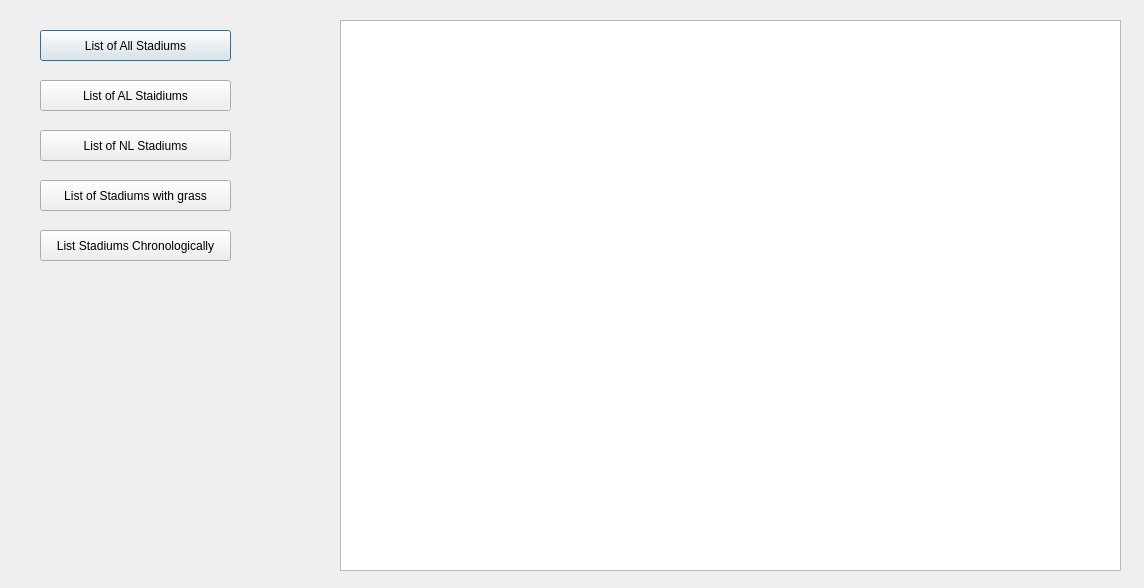
Old version of the form BaseballStadiumPlanner/listwindow.ui in the repository frimbraza/Baseball-Stadium-Project.
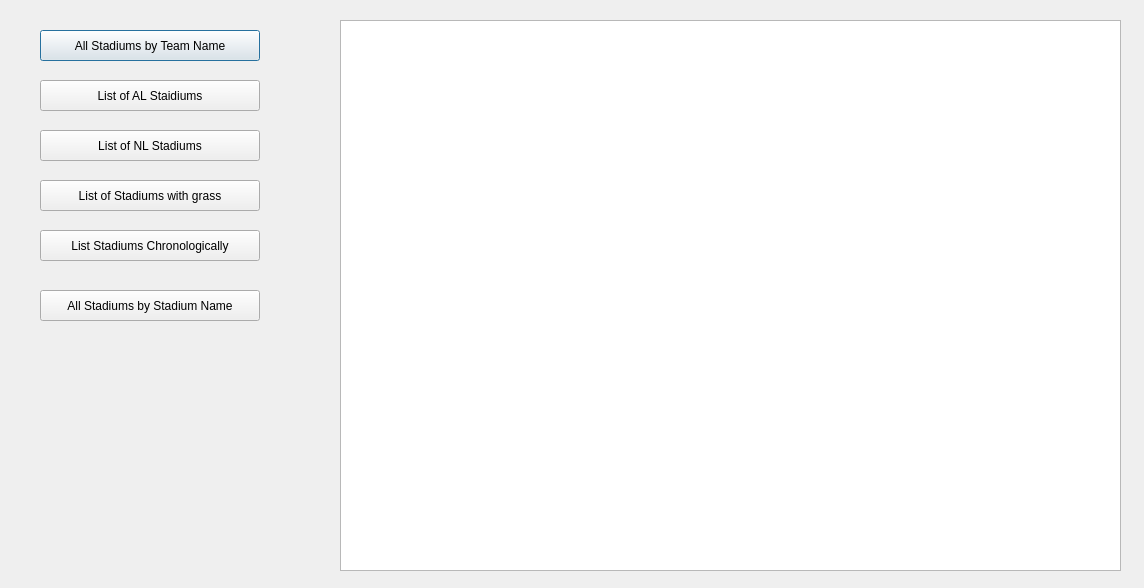
New version of the form.

What changed in the file:
```diff
--- a/BaseballStadiumPlanner/listwindow.ui
+++ b/BaseballStadiumPlanner/listwindow.ui
@@ -18,12 +18,12 @@
     <rect>
      <x>40</x>
      <y>30</y>
-     <width>191</width>
+     <width>220</width>
      <height>31</height>
     </rect>
    </property>
    <property name="text">
-    <string>List of All Stadiums</string>
+    <string>All Stadiums by Team Name</string>
    </property>
   </widget>
   <widget class="QPushButton" name="listAmLeagueStadiums">
@@ -31,7 +31,7 @@
     <rect>
      <x>40</x>
      <y>80</y>
-     <width>191</width>
+     <width>220</width>
      <height>31</height>
     </rect>
    </property>
@@ -44,7 +44,7 @@
     <rect>
      <x>40</x>
      <y>130</y>
-     <width>191</width>
+     <width>220</width>
      <height>31</height>
     </rect>
    </property>
@@ -57,7 +57,7 @@
     <rect>
      <x>40</x>
      <y>180</y>
-     <width>191</width>
+     <width>220</width>
      <height>31</height>
     </rect>
    </property>
@@ -70,7 +70,7 @@
     <rect>
      <x>40</x>
      <y>230</y>
-     <width>191</width>
+     <width>220</width>
      <height>31</height>
     </rect>
    </property>
@@ -88,6 +88,19 @@
     </rect>
    </property>
   </widget>
+  <widget class="QPushButton" name="allStadiumByStadiumName">
+   <property name="geometry">
+    <rect>
+     <x>40</x>
+     <y>290</y>
+     <width>220</width>
+     <height>31</height>
+    </rect>
+   </property>
+   <property name="text">
+    <string>All Stadiums by Stadium Name</string>
+   </property>
+  </widget>
  </widget>
  <resources/>
  <connections>
```
Left out of the diff: 17 changed lines with no effect on the pictures.
